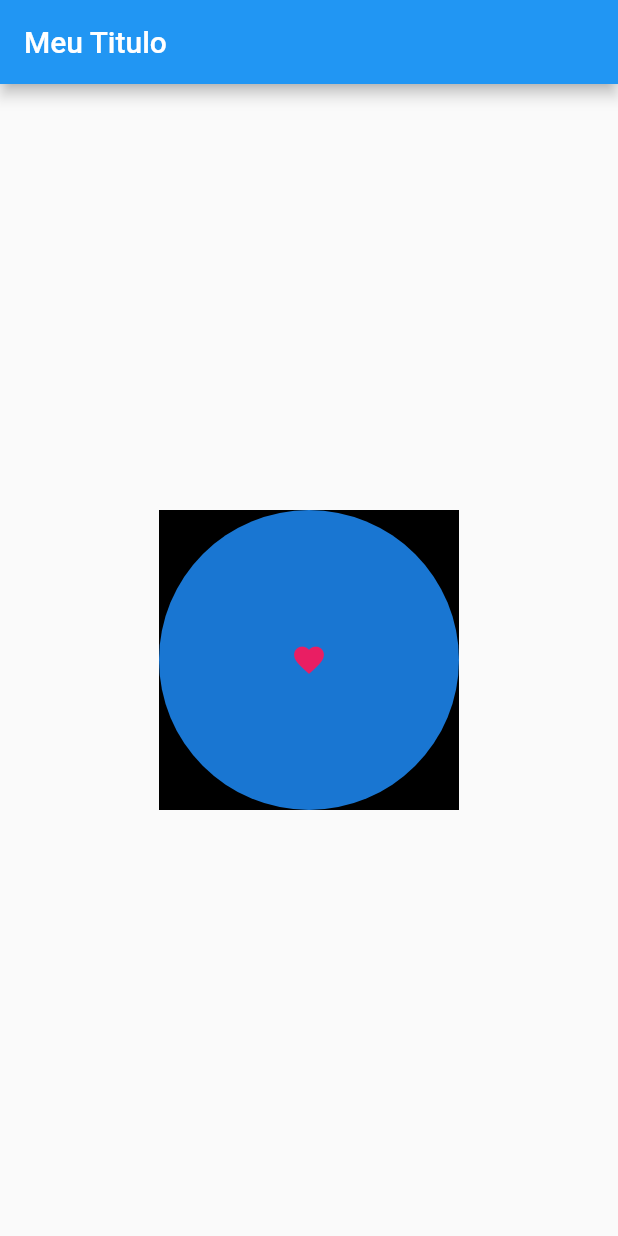
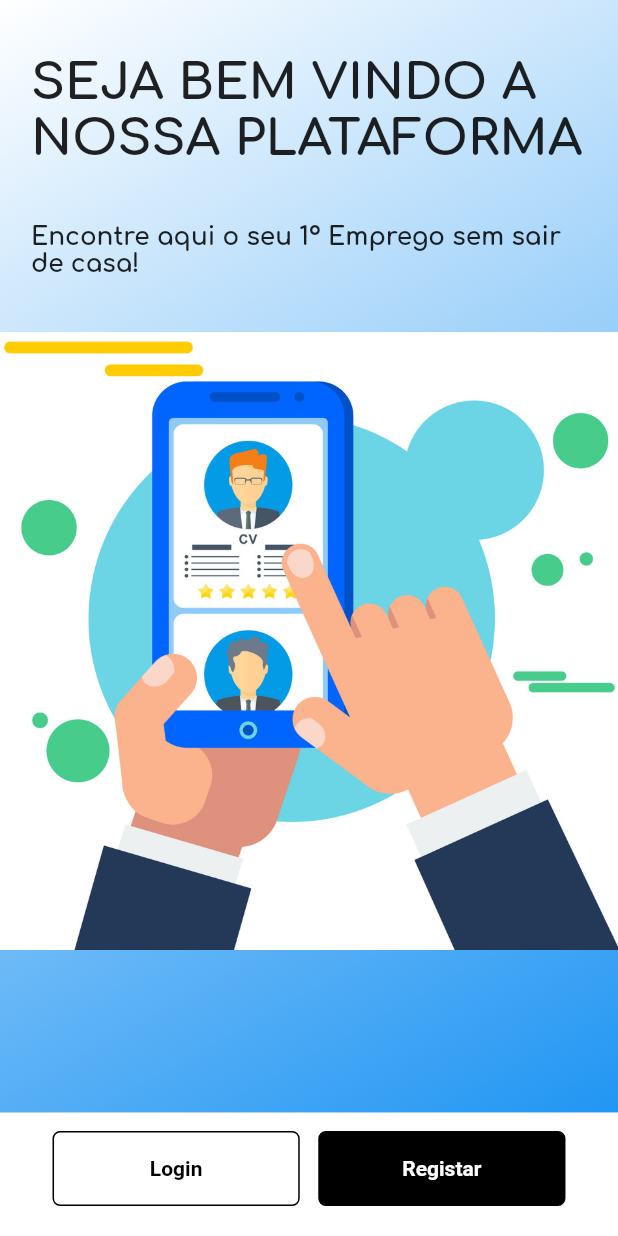
Before and after one commit to NeltonMenata/job_now, a Flutter app: the screen it shows after launch, on a phone screen of 412 x 824 dp. Run offline on Flutter 3.47's test engine with Material 2 defaults, Android fonts, the light colour scheme and no system bars; our stand-ins replace get.

Commit message:
Tela Welcome

```diff
--- a/lib/main.dart
+++ b/lib/main.dart
@@ -1,161 +1,14 @@
 import 'package:flutter/material.dart';
+import 'package:flutter/services.dart';
+import 'package:job_now/pages/welcome/welcome_page.dart';
 
 void main() {
-  runApp(MeuApp());
+  WidgetsFlutterBinding.ensureInitialized();
+  SystemChrome.setPreferredOrientations(
+    [
+      DeviceOrientation.portraitUp,
+      DeviceOrientation.portraitDown,
+    ],
+  );
+  runApp(const WelcomePage());
 }
-
-//StatefulWidget & StatelessWidget
-
-class MeuApp extends StatefulWidget {
-  @override
-  State<MeuApp> createState() {
-    // TODO: implement createState
-    return MyPage();
-  }
-}
-
-double troca(double num) {
-  return num == 100.0 ? 200.0 : 100.0;
-}
-
-class MyPage extends State<MeuApp> {
-  @override
-  Widget build(BuildContext context) {
-    var nume = 200.0;
-    // TODO: implement build
-    return MaterialApp(
-      home: Scaffold(
-          body: Center(
-            child: GestureDetector(
-              onTap: () {
-                setState(() {
-                  nume++;
-                });
-              },
-              child: Container(
-                height: nume,
-                width: 200,
-                color: Colors.black,
-                child: CircleAvatar(
-                  child: Icon(
-                    Icons.favorite,
-                    color: Colors.pink,
-                  ),
-                ),
-              ),
-            ),
-          ),
-          appBar: AppBar(title: Text("Meu Titulo"))),
-    );
-  }
-}
-/* class MyApp extends StatelessWidget {
-  const MyApp({Key? key}) : super(key: key);
-
-  // This widget is the root of your application.
-  @override
-  Widget build(BuildContext context) {
-    return MaterialApp(
-      title: 'Flutter Demo',
-      theme: ThemeData(
-        // This is the theme of your application.
-        //
-        // Try running your application with "flutter run". You'll see the
-        // application has a blue toolbar. Then, without quitting the app, try
-        // changing the primarySwatch below to Colors.green and then invoke
-        // "hot reload" (press "r" in the console where you ran "flutter run",
-        // or simply save your changes to "hot reload" in a Flutter IDE).
-        // Notice that the counter didn't reset back to zero; the application
-        // is not restarted.
-        primarySwatch: Colors.blue,
-      ),
-      home: const MyHomePage(title: 'Flutter Demo Home Page'),
-    );
-  }
-}
-
-class MyHomePage extends StatefulWidget {
-  const MyHomePage({Key? key, required this.title}) : super(key: key);
-
-  // This widget is the home page of your application. It is stateful, meaning
-  // that it has a State object (defined below) that contains fields that affect
-  // how it looks.
-
-  // This class is the configuration for the state. It holds the values (in this
-  // case the title) provided by the parent (in this case the App widget) and
-  // used by the build method of the State. Fields in a Widget subclass are
-  // always marked "final".
-
-  final String title;
-
-  @override
-  State<MyHomePage> createState() => _MyHomePageState();
-}
-
-class _MyHomePageState extends State<MyHomePage> {
-  int _counter = 0;
-
-  void _incrementCounter() {
-    setState(() {
-      // This call to setState tells the Flutter framework that something has
-      // changed in this State, which causes it to rerun the build method below
-      // so that the display can reflect the updated values. If we changed
-      // _counter without calling setState(), then the build method would not be
-      // called again, and so nothing would appear to happen.
-      _counter++;
-    });
-  }
-
-  @override
-  Widget build(BuildContext context) {
-    // This method is rerun every time setState is called, for instance as done
-    // by the _incrementCounter method above.
-    //
-    // The Flutter framework has been optimized to make rerunning build methods
-    // fast, so that you can just rebuild anything that needs updating rather
-    // than having to individually change instances of widgets.
-    return Scaffold(
-      appBar: AppBar(
-        // Here we take the value from the MyHomePage object that was created by
-        // the App.build method, and use it to set our appbar title.
-        title: Text(widget.title),
-      ),
-      body: Center(
-        // Center is a layout widget. It takes a single child and positions it
-        // in the middle of the parent.
-        child: Column(
-          // Column is also a layout widget. It takes a list of children and
-          // arranges them vertically. By default, it sizes itself to fit its
-          // children horizontally, and tries to be as tall as its parent.
-          //
-          // Invoke "debug painting" (press "p" in the console, choose the
-          // "Toggle Debug Paint" action from the Flutter Inspector in Android
-          // Studio, or the "Toggle Debug Paint" command in Visual Studio Code)
-          // to see the wireframe for each widget.
-          //
-          // Column has various properties to control how it sizes itself and
-          // how it positions its children. Here we use mainAxisAlignment to
-          // center the children vertically; the main axis here is the vertical
-          // axis because Columns are vertical (the cross axis would be
-          // horizontal).
-          mainAxisAlignment: MainAxisAlignment.center,
-          children: <Widget>[
-            const Text(
-              'You have pushed the button this many times:',
-            ),
-            Text(
-              '$_counter',
-              style: Theme.of(context).textTheme.headline4,
-            ),
-          ],
-        ),
-      ),
-      floatingActionButton: FloatingActionButton(
-        onPressed: _incrementCounter,
-        tooltip: 'Increment',
-        child: const Icon(Icons.add),
-      ), // This trailing comma makes auto-formatting nicer for build methods.
-    );
-  }
-}
- */
--- /dev/null
+++ b/lib/pages/welcome/welcome_page.dart
@@ -0,0 +1,147 @@
+import 'package:flutter/material.dart';
+import 'package:get/get.dart';
+import 'package:job_now/routes/routes.dart';
+
+class WelcomePage extends StatefulWidget {
+  const WelcomePage({Key? key}) : super(key: key);
+
+  @override
+  State<WelcomePage> createState() {
+    return MyPage();
+  }
+}
+
+class MyPage extends State<WelcomePage> {
+  final login = "/login";
+  @override
+  Widget build(BuildContext context) {
+    return GetMaterialApp(
+      debugShowCheckedModeBanner: false,
+      getPages: Routes.routes,
+      home: SafeArea(
+        child: Scaffold(
+            backgroundColor: Colors.white,
+            /*
+            appBar: AppBar(
+              title: const Text("Meu Titulo"),
+              backgroundColor: Colors.white,
+              elevation: 0,
+            ),*/
+
+            body: Column(
+              children: [
+                Expanded(
+                  child: Container(
+                    decoration: const BoxDecoration(
+                      gradient: LinearGradient(
+                        colors: [
+                          Colors.white,
+                          Colors.blue,
+                        ],
+                        begin: Alignment.topLeft,
+                        end: Alignment.bottomRight,
+                      ),
+                    ),
+                    child: Column(
+                      children: [
+                        Padding(
+                          padding: EdgeInsets.only(
+                            top: Get.width * 0.09,
+                            left: Get.width * 0.05,
+                            bottom: Get.width * 0.09,
+                          ),
+                          child: Text(
+                            "SEJA BEM VINDO A NOSSA PLATAFORMA",
+                            style: TextStyle(
+                                fontSize: Get.width * 0.08,
+                                fontFamily: "Comfortaa",
+                                fontWeight: FontWeight.bold),
+                          ),
+                        ),
+                        Padding(
+                          padding: EdgeInsets.only(
+                            //top: Get.width * 0.09,
+                            left: Get.width * 0.05,
+                            right: Get.width * 0.05,
+                            bottom: Get.width * 0.09,
+                          ),
+                          child: Text(
+                            "Encontre aqui o seu 1º Emprego sem sair de casa!",
+                            style: TextStyle(
+                                fontSize: Get.width * 0.04,
+                                fontFamily: "Comfortaa",
+                                fontWeight: FontWeight.bold),
+                          ),
+                        ),
+                        SizedBox(
+                          width: Get.width,
+                          height: Get.width,
+                          child: Image.asset(
+                            "assets/img/welcome.png",
+                            fit: BoxFit.cover,
+                          ),
+                        ),
+                      ],
+                    ),
+                  ),
+                ),
+                Container(
+                  padding: EdgeInsets.only(bottom: 20, top: Get.width * 0.03),
+                  child: Row(
+                    mainAxisAlignment: MainAxisAlignment.center,
+                    children: [
+                      GestureDetector(
+                        onTap: () {},
+                        child: Container(
+                          alignment: Alignment.center,
+                          width: Get.width * 0.4,
+                          decoration: BoxDecoration(
+                            border: Border.all(),
+                            borderRadius: BorderRadius.circular(5),
+                          ),
+                          child: TextButton(
+                            onPressed: () {
+                              Get.toNamed(login);
+                            },
+                            child: const Text(
+                              "Login",
+                              style: TextStyle(
+                                  color: Colors.black,
+                                  fontWeight: FontWeight.bold),
+                            ),
+                          ),
+                        ),
+                      ),
+                      SizedBox(
+                        width: Get.width * 0.03,
+                      ),
+                      GestureDetector(
+                        onTap: () {},
+                        child: Container(
+                          alignment: Alignment.center,
+                          width: Get.width * 0.4,
+                          decoration: BoxDecoration(
+                            border: Border.all(),
+                            borderRadius: BorderRadius.circular(5),
+                            color: Colors.black,
+                          ),
+                          child: TextButton(
+                            onPressed: () {},
+                            child: const Text(
+                              "Registar",
+                              style: TextStyle(
+                                  color: Colors.white,
+                                  fontWeight: FontWeight.bold),
+                            ),
+                          ),
+                        ),
+                      ),
+                    ],
+                  ),
+                )
+              ],
+            )),
+      ),
+    );
+  }
+}
--- /dev/null
+++ b/lib/routes/routes.dart
@@ -0,0 +1,10 @@
+import 'package:get/get.dart';
+import 'package:job_now/pages/login/login_page.dart';
+import 'package:job_now/pages/welcome/welcome_page.dart';
+
+class Routes {
+  static final List<GetPage> routes = [
+    GetPage(name: "/", page: () => WelcomePage()),
+    GetPage(name: "/login", page: () => LoginPage())
+  ];
+}
```
Also changed, not shown: lib/pages/login/login_page.dart (added, +19 -0 lines), pubspec.yaml (+17 -6 lines), assets/fonts/Comfortaa-Bold.ttf (added), assets/fonts/Comfortaa-Light.ttf (added), assets/fonts/Comfortaa-Medium.ttf (added), assets/fonts/Comfortaa-Regular.ttf (added), assets/fonts/Comfortaa-SemiBold.ttf (added), assets/fonts/Comfortaa-VariableFont_wght.ttf (added), assets/img/welcome.png (added), lib/pages/login/login_controller.dart (added), lib/pages/login/login_repository.dart (added), lib/pages/welcome/welcome_controller.dart (added), lib/pages/welcome/welcome_repository.dart (added), pubspec.lock.
